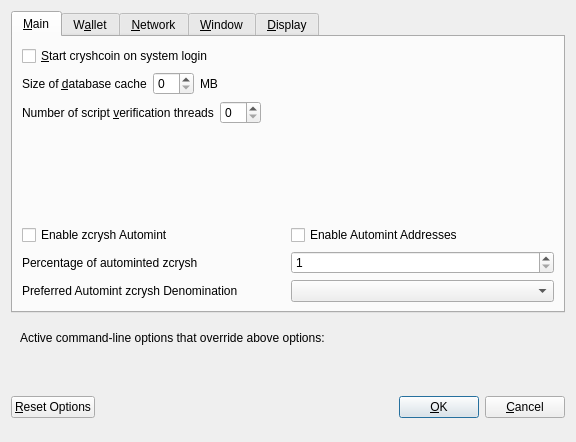
First picture: the form in src/qt/forms/optionsdialog.ui, repository mnshared2022/crysh, before the edit.
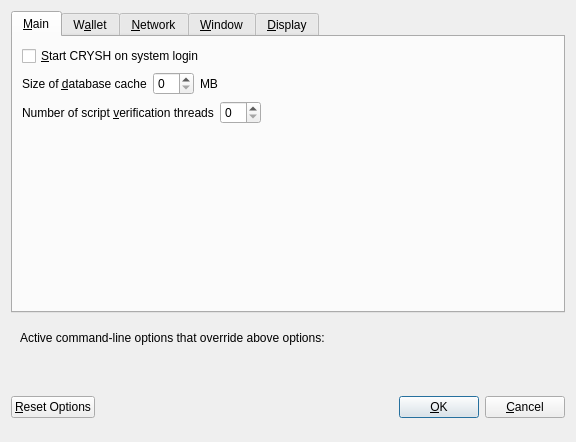
Second picture: the form after the edit. Custom widgets are drawn as their Qt base class.

The edit to the form file:
```diff
--- a/src/qt/forms/optionsdialog.ui
+++ b/src/qt/forms/optionsdialog.ui
@@ -33,7 +33,7 @@
           <string>Automatically start cryshcoin after logging in to the system.</string>
          </property>
          <property name="text">
-          <string>&amp;Start cryshcoin on system login</string>
+          <string>&amp;Start CRYSH on system login</string>
          </property>
         </widget>
        </item>
@@ -130,111 +130,6 @@
          </property>
         </spacer>
        </item>
-       <item>
-        <widget class="QWidget" name="verticalZcryshOptionsWidget" native="true">
-         <layout class="QVBoxLayout" name="verticalZcryshOptionsLayout">
-          <property name="margin">
-           <number>0</number>
-          </property>
-          <item>
-           <layout class="QHBoxLayout" name="horizontalAutomintingLayout">
-            <item>
-             <widget class="QCheckBox" name="checkBoxZeromintEnable">
-              <property name="toolTip">
-               <string>Enable automatic minting of crysh units to zcrysh</string>
-              </property>
-              <property name="layoutDirection">
-               <enum>Qt::LeftToRight</enum>
-              </property>
-              <property name="text">
-               <string>Enable zcrysh Automint</string>
-              </property>
-             </widget>
-            </item>
-            <item>
-             <widget class="QCheckBox" name="checkBoxZeromintAddresses">
-              <property name="toolTip">
-               <string>Enable automatic zcrysh minting from specific addresses</string>
-              </property>
-              <property name="layoutDirection">
-               <enum>Qt::LeftToRight</enum>
-              </property>
-              <property name="text">
-               <string>Enable Automint Addresses</string>
-              </property>
-             </widget>
-            </item>
-           </layout>
-          </item>
-          <item>
-           <layout class="QHBoxLayout" name="horizontalZmintPercentageLayout">
-            <item>
-             <widget class="QLabel" name="percentage_label">
-              <property name="toolTip">
-               <string>Percentage of incoming crysh which get automatically converted to zcrysh via Zerocoin Protocol (min: 10%)</string>
-              </property>
-              <property name="text">
-               <string>Percentage of autominted zcrysh</string>
-              </property>
-             </widget>
-            </item>
-            <item>
-             <widget class="QSpinBox" name="zeromintPercentage">
-              <property name="minimum">
-               <number>1</number>
-              </property>
-              <property name="maximum">
-               <number>100</number>
-              </property>
-             </widget>
-            </item>
-           </layout>
-          </item>
-          <item>
-           <layout class="QHBoxLayout" name="horizontalLayout" stretch="0,0">
-            <property name="sizeConstraint">
-             <enum>QLayout::SetFixedSize</enum>
-            </property>
-            <item>
-             <widget class="QLabel" name="labelPreferredDenom">
-              <property name="maximumSize">
-               <size>
-                <width>16777215</width>
-                <height>16777215</height>
-               </size>
-              </property>
-              <property name="toolTip">
-               <string>Wait with automatic conversion to Zerocoin until enough crysh for this denomination is available</string>
-              </property>
-              <property name="text">
-               <string>Preferred Automint zcrysh Denomination</string>
-              </property>
-             </widget>
-            </item>
-            <item>
-             <widget class="QComboBox" name="preferredDenom">
-              <property name="maximumSize">
-               <size>
-                <width>16777215</width>
-                <height>27</height>
-               </size>
-              </property>
-              <property name="toolTip">
-               <string>Wait with automatic conversion to Zerocoin until enough crysh for this denomination is available</string>
-              </property>
-              <property name="maxVisibleItems">
-               <number>9</number>
-              </property>
-              <property name="maxCount">
-               <number>9</number>
-              </property>
-             </widget>
-            </item>
-           </layout>
-          </item>
-         </layout>
-        </widget>
-       </item>
       </layout>
      </widget>
      <widget class="QWidget" name="tabWallet">
```
Left out of the diff: 14 changed lines with no effect on the pictures.
